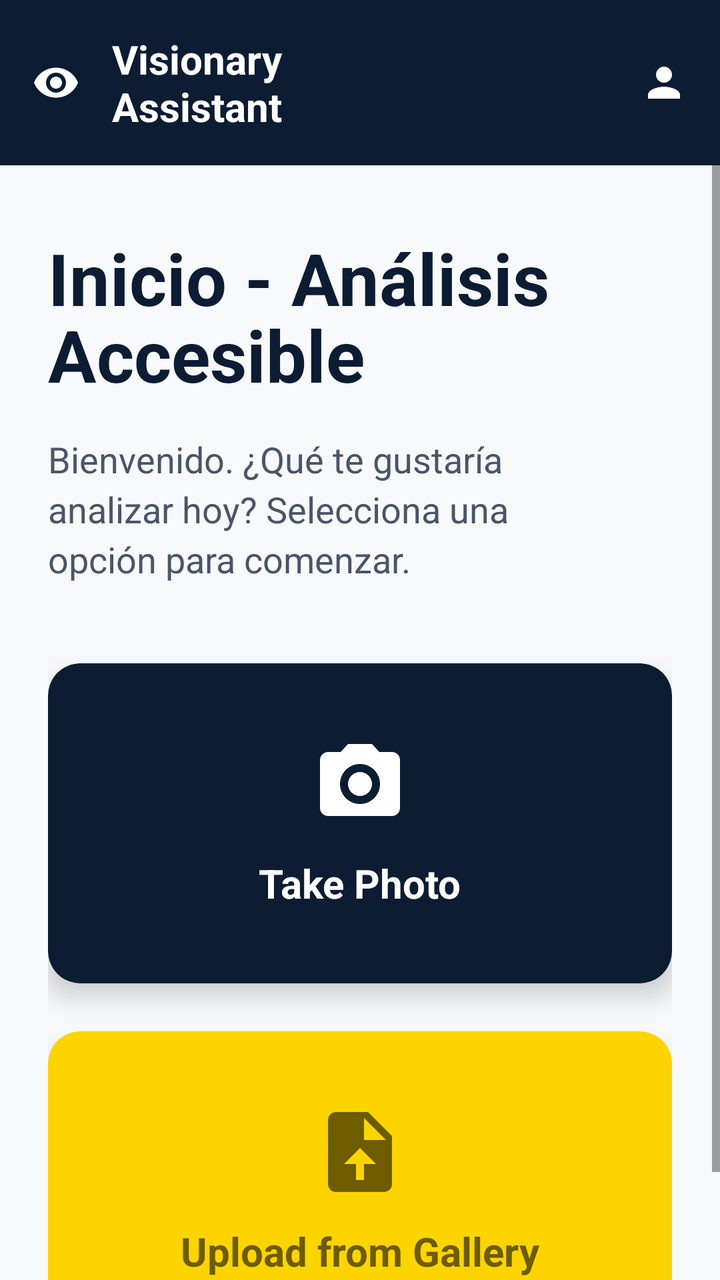
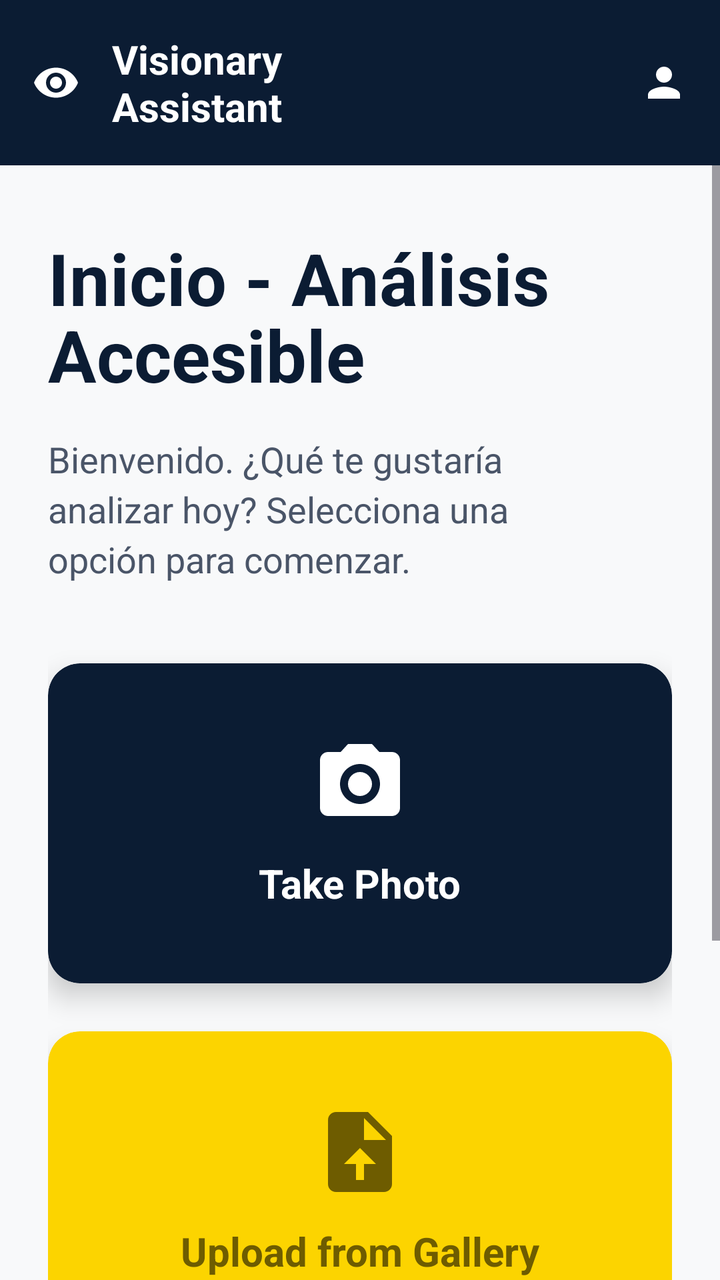

An Android layout rendered at two revisions. The XML below is the earlier revision; the diff shows what the commit changed to produce the second picture.
<!-- AndroidManifest.xml: application theme Theme.Tienda_app -->
<!-- res/layout/fragment_scan.xml -->
<?xml version="1.0" encoding="utf-8"?>
<androidx.constraintlayout.widget.ConstraintLayout xmlns:android="http://schemas.android.com/apk/res/android"
    xmlns:app="http://schemas.android.com/apk/res-auto"
    xmlns:tools="http://schemas.android.com/tools"
    android:layout_width="match_parent"
    android:layout_height="match_parent"
    android:background="#F8F9FA"
    tools:context=".ScanFragment">

    
    <LinearLayout
        android:id="@+id/topBar"
        android:layout_width="match_parent"
        android:layout_height="wrap_content"
        android:background="#0B1C33"
        android:padding="16dp"
        android:orientation="horizontal"
        android:gravity="center_vertical"
        app:layout_constraintTop_toTopOf="parent">

        <ImageView
            android:layout_width="24dp"
            android:layout_height="24dp"
            android:src="@drawable/ic_eye"
            app:tint="#FFFFFF"
            android:importantForAccessibility="no" />

        <TextView
            android:layout_width="0dp"
            android:layout_height="wrap_content"
            android:layout_weight="1"
            android:text="Visionary\nAssistant"
            android:textColor="#FFFFFF"
            android:textSize="20sp"
            android:textStyle="bold"
            android:layout_marginStart="16dp" />

        <ImageView
            android:layout_width="24dp"
            android:layout_height="24dp"
            android:src="@drawable/ic_user"
            app:tint="#FFFFFF"
            android:contentDescription="Perfil de usuario" />
    </LinearLayout>

    <ScrollView
        android:layout_width="match_parent"
        android:layout_height="0dp"
        app:layout_constraintTop_toBottomOf="@id/topBar"
        app:layout_constraintBottom_toBottomOf="parent">

        <androidx.constraintlayout.widget.ConstraintLayout
            android:layout_width="match_parent"
            android:layout_height="wrap_content"
            android:padding="24dp">

            <TextView
                android:id="@+id/tvTitle"
                android:layout_width="0dp"
                android:layout_height="wrap_content"
                android:text="Inicio - Análisis\nAccesible"
                android:textColor="#0B1C33"
                android:textSize="36sp"
                android:textStyle="bold"
                android:lineSpacingExtra="-4dp"
                app:layout_constraintTop_toTopOf="parent"
                app:layout_constraintStart_toStartOf="parent"
                app:layout_constraintEnd_toEndOf="parent"
                android:layout_marginTop="8dp"/>

            <TextView
                android:id="@+id/tvSubtitle"
                android:layout_width="0dp"
                android:layout_height="wrap_content"
                android:text="Bienvenido. ¿Qué te gustaría\nanalizar hoy? Selecciona una\nopción para comenzar."
                android:textColor="#4A5568"
                android:textSize="18sp"
                android:lineSpacingExtra="4dp"
                app:layout_constraintTop_toBottomOf="@id/tvTitle"
                app:layout_constraintStart_toStartOf="parent"
                app:layout_constraintEnd_toEndOf="parent"
                android:layout_marginTop="16dp"/>

            <androidx.cardview.widget.CardView
                android:id="@+id/btnTakePhoto"
                android:layout_width="0dp"
                android:layout_height="160dp"
                app:cardBackgroundColor="#0B1C33"
                app:cardCornerRadius="16dp"
                app:cardElevation="8dp"
                app:layout_constraintTop_toBottomOf="@id/tvSubtitle"
                app:layout_constraintStart_toStartOf="parent"
                app:layout_constraintEnd_toEndOf="parent"
                android:layout_marginTop="40dp"
                android:clickable="true"
                android:focusable="true"
                android:contentDescription="Tomar una foto usando la cámara"
                android:foreground="?android:attr/selectableItemBackground">

                <LinearLayout
                    android:layout_width="match_parent"
                    android:layout_height="match_parent"
                    android:orientation="vertical"
                    android:gravity="center">

                    <ImageView
                        android:layout_width="48dp"
                        android:layout_height="48dp"
                        android:src="@drawable/ic_camera_alt"
                        android:layout_marginBottom="12dp"
                        android:importantForAccessibility="no" />

                    <TextView
                        android:layout_width="wrap_content"
                        android:layout_height="wrap_content"
                        android:text="Take Photo"
                        android:textColor="#FFFFFF"
                        android:textSize="20sp"
                        android:textStyle="bold" />
                </LinearLayout>
            </androidx.cardview.widget.CardView>

            <androidx.cardview.widget.CardView
                android:id="@+id/btnUploadGallery"
                android:layout_width="0dp"
                android:layout_height="160dp"
                app:cardBackgroundColor="@color/yellow"
                app:cardCornerRadius="16dp"
                app:cardElevation="8dp"
                app:layout_constraintTop_toBottomOf="@id/btnTakePhoto"
                app:layout_constraintStart_toStartOf="parent"
                app:layout_constraintEnd_toEndOf="parent"
                android:layout_marginTop="24dp"
                android:clickable="true"
                android:focusable="true"
                android:contentDescription="Subir una imagen desde la galería"
                android:foreground="?android:attr/selectableItemBackground">

                <LinearLayout
                    android:layout_width="match_parent"
                    android:layout_height="match_parent"
                    android:orientation="vertical"
                    android:gravity="center">

                    <ImageView
                        android:layout_width="48dp"
                        android:layout_height="48dp"
                        android:src="@drawable/ic_upload_file"
                        android:layout_marginBottom="12dp"
                        android:importantForAccessibility="no" />

                    <TextView
                        android:layout_width="wrap_content"
                        android:layout_height="wrap_content"
                        android:text="Upload from Gallery"
                        android:textColor="@color/brown"
                        android:textSize="20sp"
                        android:textStyle="bold" />
                </LinearLayout>
            </androidx.cardview.widget.CardView>
        </androidx.constraintlayout.widget.ConstraintLayout>
    </ScrollView>
</androidx.constraintlayout.widget.ConstraintLayout>
<!-- resources referenced by this layout -->
<resources>
  <color name="brown">#6E5C00</color>
  <color name="yellow">#FCD400</color>
  <!-- drawable ic_camera_alt (drawable) -->
  <vector xmlns:android="http://schemas.android.com/apk/res/android"
      android:width="24dp"
      android:height="24dp"
      android:viewportWidth="24"
      android:viewportHeight="24">
    <path
        android:fillColor="#FFFFFF"
        android:pathData="M9,2L7.17,4H4c-1.1,0 -2,0.9 -2,2v12c0,1.1 0.9,2 2,2h16c1.1,0 2,-0.9 2,-2V6c0,-1.1 -0.9,-2 -2,-2h-3.17L15,2H9zM12,17c-2.76,0 -5,-2.24 -5,-5s2.24,-5 5,-5 5,2.24 5,5 -2.24,5 -5,5zM12,9c-1.65,0 -3,1.35 -3,3s1.35,3 3,3 3,-1.35 3,-3 -1.35,-3 -3,-3z"/>
  </vector>
  <!-- drawable ic_eye (drawable) -->
  <vector xmlns:android="http://schemas.android.com/apk/res/android"
      android:width="24dp"
      android:height="24dp"
      android:viewportWidth="24"
      android:viewportHeight="24">
    <path
        android:fillColor="#FFFFFF"
        android:pathData="M12,4.5C7,4.5 2.73,7.61 1,12c1.73,4.39 6,7.5 11,7.5s9.27,-3.11 11,-7.5c-1.73,-4.39 -6,-7.5 -11,-7.5zM12,17c-2.76,0 -5,-2.24 -5,-5s2.24,-5 5,-5 5,2.24 5,5 -2.24,5 -5,5zM12,9c-1.66,0 -3,1.34 -3,3s1.34,3 3,3 3,-1.34 3,-3 -1.34,-3 -3,-3z"/>
  </vector>
  <!-- drawable ic_upload_file (drawable) -->
  <vector xmlns:android="http://schemas.android.com/apk/res/android"
      android:width="24dp"
      android:height="24dp"
      android:viewportWidth="24"
      android:viewportHeight="24">
    <path
        android:fillColor="#6E5C00"
        android:pathData="M14,2H6C4.9,2 4.01,2.9 4.01,4L4,20c0,1.1 0.89,2 1.99,2H18c1.1,0 2,-0.9 2,-2V8L14,2zM13,15v4h-2v-4H8l4,-4 4,4h-3zM13,9V3.5L18.5,9H13z"/>
  </vector>
  <!-- drawable ic_user (drawable) -->
  <vector xmlns:android="http://schemas.android.com/apk/res/android"
      android:width="24dp"
      android:height="24dp"
      android:viewportWidth="24"
      android:viewportHeight="24">
    <path
        android:fillColor="#FFFFFF"
        android:pathData="M12,12c2.21,0 4,-1.79 4,-4s-1.79,-4 -4,-4 -4,1.79 -4,4 1.79,4 4,4zM12,14c-2.67,0 -8,1.34 -8,4v2h16v-2c0,-2.66 -5.33,-4 -8,-4z"/>
  </vector>
  <style name="Theme.Tienda_app" parent="Base.Theme.Tienda_app" />
  <style name="Base.Theme.Tienda_app" parent="Theme.Material3.DayNight.NoActionBar">
          
          
      </style>
</resources>

<!-- the commit's change to res/layout/fragment_scan.xml (unified diff, before → after) -->
@@ -158,6 +158,47 @@
                         android:textStyle="bold" />
                 </LinearLayout>
             </androidx.cardview.widget.CardView>
+
+            <androidx.cardview.widget.CardView
+                android:id="@+id/btnScanQr"
+                android:layout_width="0dp"
+                android:layout_height="160dp"
+                app:cardBackgroundColor="#0F766E"
+                app:cardCornerRadius="16dp"
+                app:cardElevation="8dp"
+                app:layout_constraintTop_toBottomOf="@id/btnUploadGallery"
+                app:layout_constraintStart_toStartOf="parent"
+                app:layout_constraintEnd_toEndOf="parent"
+                android:layout_marginTop="24dp"
+                android:layout_marginBottom="24dp"
+                android:clickable="true"
+                android:focusable="true"
+                android:contentDescription="Escanear código QR de un producto"
+                android:foreground="?android:attr/selectableItemBackground">
+
+                <LinearLayout
+                    android:layout_width="match_parent"
+                    android:layout_height="match_parent"
+                    android:orientation="vertical"
+                    android:gravity="center">
+
+                    <ImageView
+                        android:layout_width="48dp"
+                        android:layout_height="48dp"
+                        android:src="@drawable/ic_scan_focus"
+                        android:layout_marginBottom="12dp"
+                        app:tint="#FFFFFF"
+                        android:importantForAccessibility="no" />
+
+                    <TextView
+                        android:layout_width="wrap_content"
+                        android:layout_height="wrap_content"
+                        android:text="Scan QR Code"
+                        android:textColor="#FFFFFF"
+                        android:textSize="20sp"
+                        android:textStyle="bold" />
+                </LinearLayout>
+            </androidx.cardview.widget.CardView>
         </androidx.constraintlayout.widget.ConstraintLayout>
     </ScrollView>
 </androidx.constraintlayout.widget.ConstraintLayout>
<!-- resource entries referenced after the edit -->
@@ -21,6 +21,16 @@
     <path
         android:fillColor="#FFFFFF"
         android:pathData="M12,4.5C7,4.5 2.73,7.61 1,12c1.73,4.39 6,7.5 11,7.5s9.27,-3.11 11,-7.5c-1.73,-4.39 -6,-7.5 -11,-7.5zM12,17c-2.76,0 -5,-2.24 -5,-5s2.24,-5 5,-5 5,2.24 5,5 -2.24,5 -5,5zM12,9c-1.66,0 -3,1.34 -3,3s1.34,3 3,3 3,-1.34 3,-3 -1.34,-3 -3,-3z"/>
+  </vector>
+  <!-- drawable ic_scan_focus (drawable) -->
+  <vector xmlns:android="http://schemas.android.com/apk/res/android"
+      android:width="24dp"
+      android:height="24dp"
+      android:viewportWidth="24"
+      android:viewportHeight="24">
+    <path
+        android:fillColor="#FFFFFF"
+        android:pathData="M3,5v4h2V5h4V3H5c-1.1,0 -2,0.9 -2,2zm2,10H3v4c0,1.1 0.9,2 2,2h4v-2H5v-4zm14,4h-4v2h4c1.1,0 2,-0.9 2,-2v-4h-2v4zm0,-16h-4v2h4v4h2V5c0,-1.1 -0.9,-2 -2,-2z"/>
   </vector>
   <!-- drawable ic_upload_file (drawable) -->
   <vector xmlns:android="http://schemas.android.com/apk/res/android"
